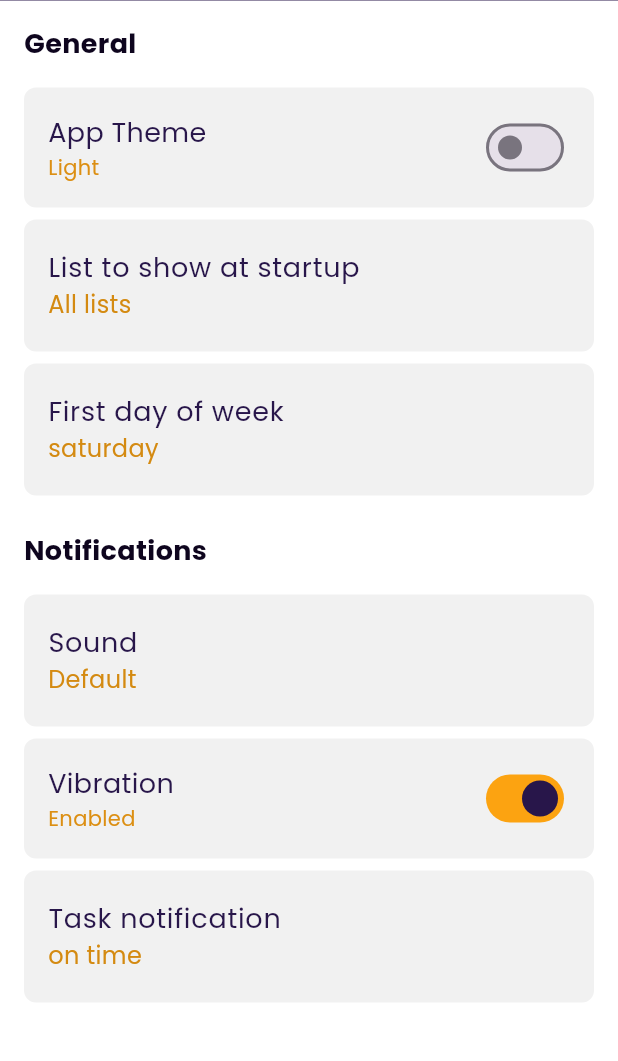
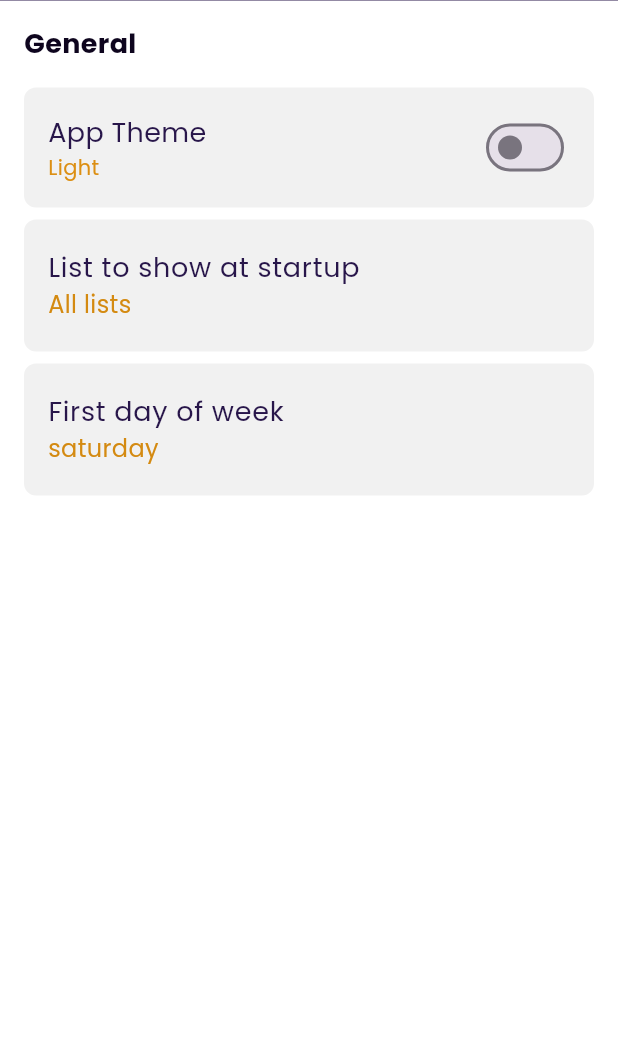
Before and after one commit to smfgalal/ToDo-List-Flutter-App, a Flutter app: the SettingsView screen opened directly, on a phone screen of 412 x 824 dp, the part 112-1173 px from its top. Run offline on Flutter 3.47's test engine with Material 3 defaults, Android fonts, the phone set to English and light mode, and no system bars; our stand-ins replace bloc, flutter_bloc, flutter_local_notifications, flutter_timezone, sqflite, table_calendar and 1 more; accounts and stored records are empty.

```diff
--- a/lib/views/settings_view.dart
+++ b/lib/views/settings_view.dart
@@ -124,34 +124,41 @@ class _SettingsViewState extends State<SettingsView> {
                     ShowWeekStartDialog().showWeekStartDialog(context);
                   },
                 ),
-                const SizedBox(height: 16),
-                const Text(
-                  'Notifications',
-                  style: TextStyle(fontSize: 18, fontWeight: FontWeight.w700),
-                ),
-                const SizedBox(height: 16),
-                SettingsListTileItem(
-                  title: 'Sound',
-                  subTitle: 'Default',
-                  onTap: () {},
-                ),
-                SettingListTileWithSwitch(
-                  isChecked: isVibrationChecked,
-                  titleText: 'Vibration',
-                  subTitleText: 'Enabled',
-                  switchActiveColor: kPrimaryLightColor,
-                  onChanged: (value) {
-                    setState(() {
-                      isVibrationChecked = value;
-                    });
-                  },
-                ),
-                const SizedBox(height: 8),
-                SettingsListTileItem(
-                  title: 'Task notification',
-                  subTitle: 'on time',
-                  onTap: () {},
-                ),
+                // const SizedBox(height: 16),
+                // const Text(
+                //   'Notifications',
+                //   style: TextStyle(fontSize: 18, fontWeight: FontWeight.w700),
+                // ),
+                // const SizedBox(height: 16),
+                // SettingsListTileItem(
+                //   title: 'Sound',
+                //   subTitle: 'Default',
+                //   onTap: () {},
+                // ),
+                // SettingListTileWithSwitch(
+                //   isChecked: isVibrationChecked,
+                //   titleText: 'Vibration',
+                //   subTitleText: 'Enabled',
+                //   switchActiveColor: kPrimaryLightColor,
+                //   onChanged: (value) {
+                //     setState(() {
+                //       isVibrationChecked = value;
+                //     });
+                //   },
+                // ),
+                // const SizedBox(height: 8),
+                // SettingListTileWithSwitch(
+                //   isChecked: isVibrationChecked,
+                //   titleText: 'Notifications',
+                //   subTitleText: 'Enabled',
+                //   switchActiveColor: kPrimaryLightColor,
+                //   onChanged: (value) {
+                //     setState(() {
+                //       isVibrationChecked = value;
+                //     });
+                //   },
+                // ),
+
               ],
             );
           },
--- a/pubspec.yaml
+++ b/pubspec.yaml
@@ -42,6 +42,7 @@ dependencies:
   flutter_local_notifications: ^19.3.1
   timezone: ^0.10.1
   flutter_timezone: ^4.1.1
+  flutter_ringtone_manager: ^1.1.2
 
 dev_dependencies:
   flutter_lints: ^6.0.0
```
Also changed, not shown: lib/database/database_provider.dart (+18 -0 lines), lib/database/save_update.dart (+6 -5 lines), lib/services/notification_service.dart (+36 -22 lines), lib/views/add_edit_todo_view.dart (+1 -8 lines), lib/views/home_view.dart (+51 -9 lines), lib/widgets/todo_list_item.dart (+25 -6 lines), pubspec.lock, 1 other file.
